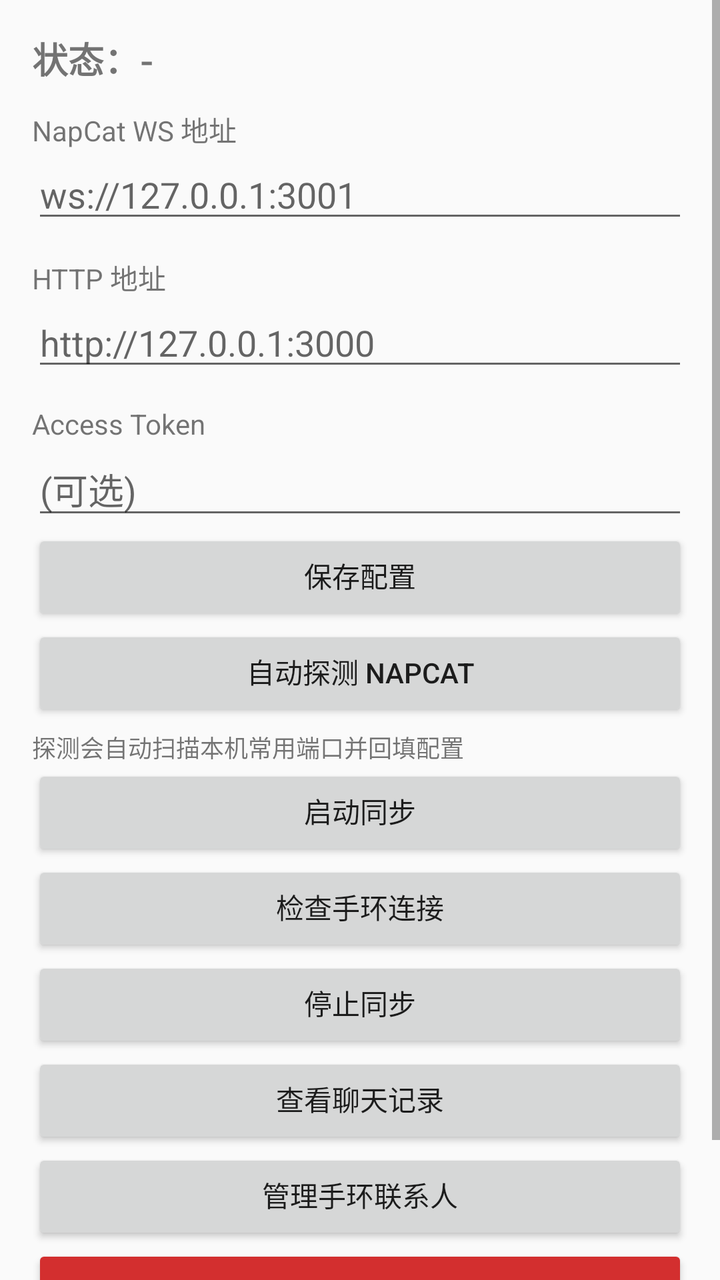
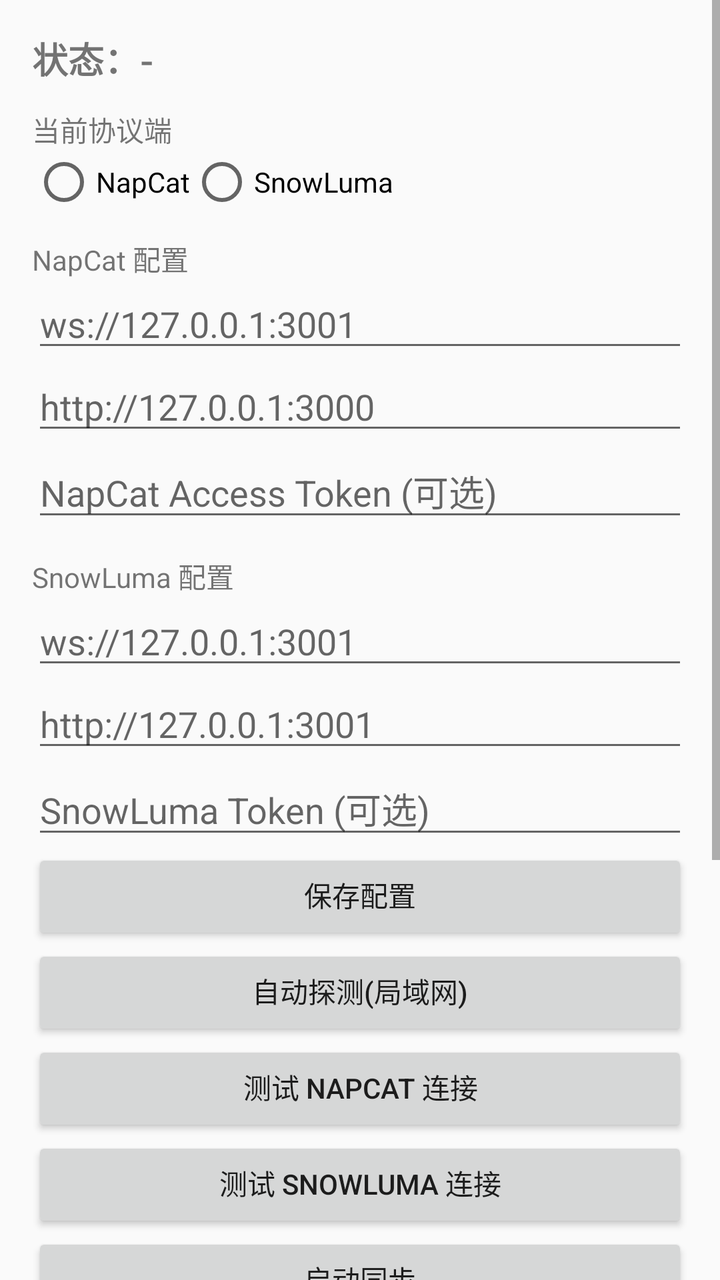

Compare the two renders of this Android layout. The source of the first and the diff that turns it into the second are given below.
<!-- AndroidManifest.xml: application theme Theme.BandQQ -->
<!-- res/layout/activity_main.xml -->
<?xml version="1.0" encoding="utf-8"?>
<ScrollView xmlns:android="http://schemas.android.com/apk/res/android"
    android:layout_width="match_parent"
    android:layout_height="match_parent">

    <LinearLayout
        android:layout_width="match_parent"
        android:layout_height="wrap_content"
        android:orientation="vertical"
        android:padding="16dp">

        <TextView
            android:id="@+id/statusText"
            android:layout_width="wrap_content"
            android:layout_height="wrap_content"
            android:text="状态：-"
            android:textSize="18sp"
            android:textStyle="bold" />

        <TextView
            android:layout_width="wrap_content"
            android:layout_height="wrap_content"
            android:text="NapCat WS 地址"
            android:paddingTop="12dp" />

        <EditText
            android:id="@+id/wsInput"
            android:layout_width="match_parent"
            android:layout_height="wrap_content"
            android:hint="ws://127.0.0.1:3001" />

        <TextView
            android:layout_width="wrap_content"
            android:layout_height="wrap_content"
            android:text="HTTP 地址"
            android:paddingTop="12dp" />

        <EditText
            android:id="@+id/httpInput"
            android:layout_width="match_parent"
            android:layout_height="wrap_content"
            android:hint="http://127.0.0.1:3000" />

        <TextView
            android:layout_width="wrap_content"
            android:layout_height="wrap_content"
            android:text="Access Token"
            android:paddingTop="12dp" />

        <EditText
            android:id="@+id/tokenInput"
            android:layout_width="match_parent"
            android:layout_height="wrap_content"
            android:hint="(可选)" />

        <Button
            android:id="@+id/saveBtn"
            android:layout_width="match_parent"
            android:layout_height="wrap_content"
            android:text="保存配置"
            android:paddingTop="8dp" />

        <Button
            android:id="@+id/probeBtn"
            android:layout_width="match_parent"
            android:layout_height="wrap_content"
            android:text="自动探测 NapCat"
            android:paddingTop="8dp" />

        <TextView
            android:id="@+id/probeHint"
            android:layout_width="wrap_content"
            android:layout_height="wrap_content"
            android:text="探测会自动扫描本机常用端口并回填配置"
            android:textSize="12sp"
            android:paddingTop="4dp" />

        <Button
            android:id="@+id/startBtn"
            android:layout_width="match_parent"
            android:layout_height="wrap_content"
            android:text="启动同步"
            android:paddingTop="8dp" />

        <Button
            android:id="@+id/checkBandBtn"
            android:layout_width="match_parent"
            android:layout_height="wrap_content"
            android:text="检查手环连接"
            android:paddingTop="8dp" />

        <Button
            android:id="@+id/stopBtn"
            android:layout_width="match_parent"
            android:layout_height="wrap_content"
            android:text="停止同步"
            android:paddingTop="8dp" />

        <Button
            android:id="@+id/chatHistoryBtn"
            android:layout_width="match_parent"
            android:layout_height="wrap_content"
            android:text="查看聊天记录"
            android:paddingTop="8dp" />

        <Button
            android:id="@+id/contactManagerBtn"
            android:layout_width="match_parent"
            android:layout_height="wrap_content"
            android:text="管理手环联系人"
            android:paddingTop="8dp" />

        <Button
            android:id="@+id/clearHistoryBtn"
            android:layout_width="match_parent"
            android:layout_height="wrap_content"
            android:text="清空全部聊天记录"
            android:backgroundTint="#D32F2F"
            android:textColor="#FFFFFF"
            android:paddingTop="12dp" />

        <TextView
            android:id="@+id/logView"
            android:layout_width="match_parent"
            android:layout_height="wrap_content"
            android:text=""
            android:textSize="12sp"
            android:paddingTop="16dp" />
    </LinearLayout>
</ScrollView>
<!-- resources referenced by this layout -->
<resources>
  <style name="Theme.BandQQ" parent="Theme.AppCompat.DayNight" />
</resources>

<!-- the commit's change to res/layout/activity_main.xml (unified diff, before → after) -->
@@ -20,7 +20,32 @@
         <TextView
             android:layout_width="wrap_content"
             android:layout_height="wrap_content"
-            android:text="NapCat WS 地址"
+            android:text="当前协议端"
+            android:paddingTop="12dp" />
+
+        <RadioGroup
+            android:id="@+id/protocolGroup"
+            android:layout_width="match_parent"
+            android:layout_height="wrap_content"
+            android:orientation="horizontal">
+
+            <RadioButton
+                android:id="@+id/napcatRadio"
+                android:layout_width="wrap_content"
+                android:layout_height="wrap_content"
+                android:text="NapCat" />
+
+            <RadioButton
+                android:id="@+id/snowlumaRadio"
+                android:layout_width="wrap_content"
+                android:layout_height="wrap_content"
+                android:text="SnowLuma" />
+        </RadioGroup>
+
+        <TextView
+            android:layout_width="wrap_content"
+            android:layout_height="wrap_content"
+            android:text="NapCat 配置"
             android:paddingTop="12dp" />
 
         <EditText
@@ -29,29 +54,41 @@
             android:layout_height="wrap_content"
             android:hint="ws://127.0.0.1:3001" />
 
-        <TextView
-            android:layout_width="wrap_content"
-            android:layout_height="wrap_content"
-            android:text="HTTP 地址"
-            android:paddingTop="12dp" />
-
         <EditText
             android:id="@+id/httpInput"
             android:layout_width="match_parent"
             android:layout_height="wrap_content"
             android:hint="http://127.0.0.1:3000" />
 
-        <TextView
-            android:layout_width="wrap_content"
-            android:layout_height="wrap_content"
-            android:text="Access Token"
-            android:paddingTop="12dp" />
-
         <EditText
             android:id="@+id/tokenInput"
             android:layout_width="match_parent"
             android:layout_height="wrap_content"
-            android:hint="(可选)" />
+            android:hint="NapCat Access Token (可选)" />
+
+        <TextView
+            android:layout_width="wrap_content"
+            android:layout_height="wrap_content"
+            android:text="SnowLuma 配置"
+            android:paddingTop="12dp" />
+
+        <EditText
+            android:id="@+id/snowWsInput"
+            android:layout_width="match_parent"
+            android:layout_height="wrap_content"
+            android:hint="ws://127.0.0.1:3001" />
+
+        <EditText
+            android:id="@+id/snowHttpInput"
+            android:layout_width="match_parent"
+            android:layout_height="wrap_content"
+            android:hint="http://127.0.0.1:3001" />
+
+        <EditText
+            android:id="@+id/snowTokenInput"
+            android:layout_width="match_parent"
+            android:layout_height="wrap_content"
+            android:hint="SnowLuma Token (可选)" />
 
         <Button
             android:id="@+id/saveBtn"
@@ -64,16 +101,22 @@
             android:id="@+id/probeBtn"
             android:layout_width="match_parent"
             android:layout_height="wrap_content"
-            android:text="自动探测 NapCat"
+            android:text="自动探测(局域网)"
             android:paddingTop="8dp" />
 
-        <TextView
-            android:id="@+id/probeHint"
-            android:layout_width="wrap_content"
+        <Button
+            android:id="@+id/testNapBtn"
+            android:layout_width="match_parent"
             android:layout_height="wrap_content"
-            android:text="探测会自动扫描本机常用端口并回填配置"
-            android:textSize="12sp"
-            android:paddingTop="4dp" />
+            android:text="测试 NapCat 连接"
+            android:paddingTop="8dp" />
+
+        <Button
+            android:id="@+id/testSnowBtn"
+            android:layout_width="match_parent"
+            android:layout_height="wrap_content"
+            android:text="测试 SnowLuma 连接"
+            android:paddingTop="8dp" />
 
         <Button
             android:id="@+id/startBtn"
